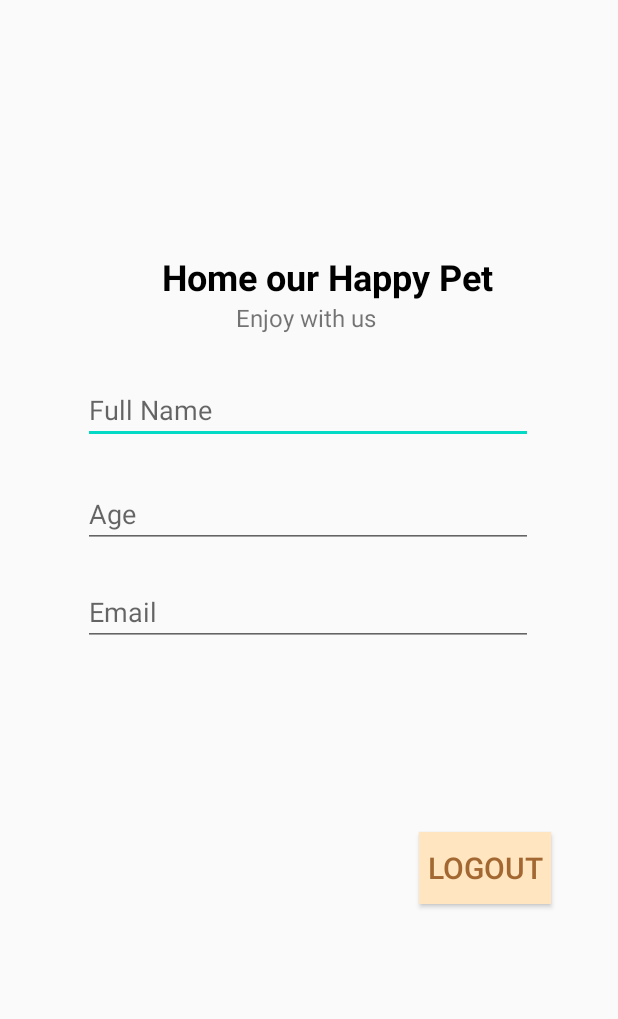
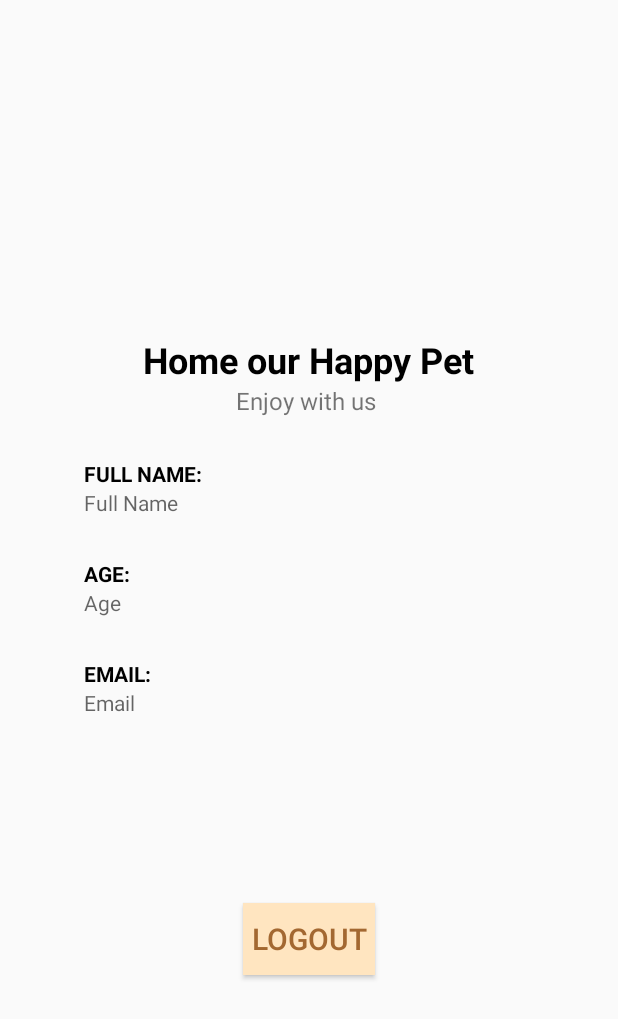
Before and after one commit to teamADJ/HappyPet, an Android app: the MainActivity screen opened directly, with no data from a screen before it, on a phone screen of 412 x 824 dp. Shown: the top 1019 px of the screen. Run offline under Robolectric (Android 15) with nearby library versions, the phone set to English and light mode, and no system bars; our stand-ins replace Firebase (no records; nobody signed in at launch, a user with empty details on screens opened directly).

Commit message:
Update 16 Feb 2021

```diff
--- a/app/src/main/AndroidManifest.xml
+++ b/app/src/main/AndroidManifest.xml
@@ -9,7 +9,7 @@
         android:roundIcon="@mipmap/ic_launcher_round"
         android:supportsRtl="true"
         android:theme="@style/AppTheme">
-        <activity android:name=".MainActivity"></activity>
+        <activity android:name=".MainActivity" />
         <activity android:name=".RegisterActivity" />
         <activity android:name=".LoginActivity">
             <intent-filter>
--- a/app/src/main/java/com/adj/happypet/MainActivity.java
+++ b/app/src/main/java/com/adj/happypet/MainActivity.java
@@ -1,24 +1,88 @@
 package com.adj.happypet;
 
+import androidx.annotation.NonNull;
 import androidx.appcompat.app.AppCompatActivity;
 
 import android.content.Intent;
 import android.os.Bundle;
 import android.view.View;
 import android.widget.Button;
+import android.widget.ListView;
+import android.widget.ProgressBar;
+import android.widget.TextView;
+import android.widget.Toast;
 
+import com.adj.happypet.Adapter.ListAdapterUser;
+import com.adj.happypet.Model.User;
 import com.google.firebase.auth.FirebaseAuth;
+import com.google.firebase.auth.FirebaseUser;
+import com.google.firebase.database.DataSnapshot;
+import com.google.firebase.database.DatabaseError;
+import com.google.firebase.database.DatabaseReference;
+import com.google.firebase.database.FirebaseDatabase;
+import com.google.firebase.database.ValueEventListener;
+
+import java.util.ArrayList;
+import java.util.List;
 
 public class MainActivity extends AppCompatActivity {
 
+
     private Button btn_logout;
+    private ProgressBar progressBar;
+
+    // Firebase
+    private FirebaseUser fUser;
+    private DatabaseReference userDBRef;
+    private String userID;
 
     @Override
     protected void onCreate(Bundle savedInstanceState) {
         super.onCreate(savedInstanceState);
         setContentView(R.layout.activity_main);
 
-        findID();
+
+        //initialize Firebase ,Database Ref, get UserID
+        fUser = FirebaseAuth.getInstance().getCurrentUser();
+        userDBRef = FirebaseDatabase.getInstance().getReference("Member");
+        userID = fUser.getUid();
+
+        btn_logout = findViewById(R.id.btn_logout);
+        progressBar = findViewById(R.id.progressBar);
+        final TextView tv_nama = findViewById(R.id.tv_fName_home);
+        final TextView tv_age = findViewById(R.id.tv_age_home);
+        final TextView tv_email = findViewById(R.id.tv_email_home);
+        final TextView banner = findViewById(R.id.happy_pet_banner);
+        progressBar.setVisibility(View.VISIBLE);
+
+        userDBRef.child(userID).addListenerForSingleValueEvent(new ValueEventListener() {
+            @Override
+            public void onDataChange(@NonNull DataSnapshot dataSnapshot) {
+
+                progressBar.setVisibility(View.GONE);
+                User userPofile = dataSnapshot.getValue(User.class);
+
+                if(userPofile != null){
+                    String fullname = userPofile.getFullName();
+                    String age = userPofile.getAge();
+                    String email = userPofile.getEmail();
+
+                    banner.setText("Welcome " + fullname + "!");
+                    tv_nama.setText(fullname);
+                    tv_age.setText(age);
+                    tv_email.setText(email);
+
+
+
+                }
+            }
+
+            @Override
+            public void onCancelled(@NonNull DatabaseError databaseError) {
+                Toast.makeText(MainActivity.this, "Something Wrong", Toast.LENGTH_SHORT).show();
+            }
+        });
+
 
         //logout dengan firebase
         btn_logout.setOnClickListener(new View.OnClickListener() {
@@ -32,7 +96,4 @@ public class MainActivity extends AppCompatActivity {
 
     }
 
-    private void findID() {
-        btn_logout = findViewById(R.id.btn_logout);
-    }
 }
--- a/app/src/main/res/layout/activity_main.xml
+++ b/app/src/main/res/layout/activity_main.xml
@@ -1,16 +1,18 @@
 <?xml version="1.0" encoding="utf-8"?>
-<androidx.constraintlayout.widget.ConstraintLayout xmlns:android="http://schemas.android.com/apk/res/android"
+<LinearLayout xmlns:android="http://schemas.android.com/apk/res/android"
     xmlns:app="http://schemas.android.com/apk/res-auto"
     xmlns:tools="http://schemas.android.com/tools"
     android:layout_width="match_parent"
     android:layout_height="match_parent"
+    android:gravity="center"
+    android:orientation="vertical"
     tools:context=".MainActivity">
 
     <TextView
         android:id="@+id/happy_pet_banner"
         android:layout_width="wrap_content"
         android:layout_height="wrap_content"
-        android:layout_marginTop="168dp"
+        android:layout_marginTop="50dp"
         android:text="Home our Happy Pet"
         android:textColor="#000000"
         android:textSize="24sp"
@@ -19,6 +21,7 @@
         app:layout_constraintHorizontal_bias="0.563"
         app:layout_constraintStart_toStartOf="parent"
         app:layout_constraintTop_toTopOf="parent" />
+
 
     <TextView
         android:id="@+id/happyPetBanner_desc"
@@ -31,44 +34,77 @@
         app:layout_constraintStart_toStartOf="parent"
         app:layout_constraintTop_toBottomOf="@+id/happy_pet_banner" />
 
-    <EditText
-        android:id="@+id/fName_home"
+    <TextView
+        android:id="@+id/fullname_home"
         android:layout_width="300dp"
         android:layout_height="wrap_content"
+        android:text="FULL NAME:"
         android:layout_marginTop="28dp"
+        app:layout_constraintEnd_toEndOf="parent"
+        app:layout_constraintHorizontal_bias="0.495"
+        app:layout_constraintStart_toStartOf="parent"
+        android:textStyle="bold"
+        android:textColor="@color/black"/>
+
+    <TextView
+        android:id="@+id/tv_fName_home"
+        android:layout_width="300dp"
+        android:layout_height="wrap_content"
         android:ems="10"
         android:hint="Full Name"
         android:inputType="textPersonName"
         app:layout_constraintEnd_toEndOf="parent"
         app:layout_constraintHorizontal_bias="0.495"
         app:layout_constraintStart_toStartOf="parent"
-        app:layout_constraintTop_toBottomOf="@+id/happyPetBanner_desc" />
+        app:layout_constraintTop_toBottomOf="@+id/fullname_home" />
 
-    <EditText
+    <TextView
         android:id="@+id/age_home"
         android:layout_width="300dp"
         android:layout_height="wrap_content"
-        android:layout_marginTop="24dp"
+        android:text="AGE:"
+        android:layout_marginTop="28dp"
+        app:layout_constraintEnd_toEndOf="parent"
+        app:layout_constraintHorizontal_bias="0.495"
+        app:layout_constraintStart_toStartOf="parent"
+        android:textStyle="bold"
+        android:textColor="@color/black"/>
+
+    <TextView
+        android:id="@+id/tv_age_home"
+        android:layout_width="300dp"
+        android:layout_height="wrap_content"
         android:ems="10"
         android:hint="Age"
         android:inputType="number"
         app:layout_constraintEnd_toEndOf="parent"
         app:layout_constraintHorizontal_bias="0.495"
         app:layout_constraintStart_toStartOf="parent"
-        app:layout_constraintTop_toBottomOf="@+id/fName_home" />
+        app:layout_constraintTop_toBottomOf="@+id/tv_age_home" />
 
-    <EditText
+    <TextView
         android:id="@+id/email_home"
         android:layout_width="300dp"
         android:layout_height="wrap_content"
-        android:layout_marginTop="20dp"
+        android:text="EMAIL:"
+        android:layout_marginTop="28dp"
+        app:layout_constraintEnd_toEndOf="parent"
+        app:layout_constraintHorizontal_bias="0.495"
+        app:layout_constraintStart_toStartOf="parent"
+        android:textStyle="bold"
+        android:textColor="@color/black"/>
+
+    <TextView
+        android:id="@+id/tv_email_home"
+        android:layout_width="300dp"
+        android:layout_height="wrap_content"
         android:ems="10"
         android:hint="Email "
         android:inputType="textPersonName"
         app:layout_constraintEnd_toEndOf="parent"
         app:layout_constraintHorizontal_bias="0.495"
         app:layout_constraintStart_toStartOf="parent"
-        app:layout_constraintTop_toBottomOf="@+id/age_home" />
+        app:layout_constraintTop_toBottomOf="@+id/email_home" />
 
     <Button
         android:id="@+id/btn_logout"
@@ -84,4 +120,16 @@
         app:layout_constraintStart_toStartOf="parent"
         app:layout_constraintTop_toBottomOf="@+id/email_home" />
 
-</androidx.constraintlayout.widget.ConstraintLayout>
+        <ProgressBar
+            android:id="@+id/progressBar"
+            style="@style/Widget.AppCompat.ProgressBar"
+            android:layout_width="wrap_content"
+            android:layout_height="wrap_content"
+            android:visibility="gone"
+            app:layout_constraintBottom_toBottomOf="parent"
+            app:layout_constraintEnd_toEndOf="parent"
+            app:layout_constraintStart_toStartOf="parent"
+            app:layout_constraintTop_toTopOf="parent" />
+
+
+</LinearLayout>
--- a/app/src/main/res/values/colors.xml
+++ b/app/src/main/res/values/colors.xml
@@ -3,4 +3,5 @@
     <color name="colorPrimary">#6200EE</color>
     <color name="colorPrimaryDark">#3700B3</color>
     <color name="colorAccent">#03DAC5</color>
+    <color name="black">#000000</color>
 </resources>
```
Also changed, not shown: app/src/main/java/com/adj/happypet/Model/User.java (renamed from app/src/main/java/com/adj/happypet/User.java, +20 -12 lines), app/src/main/java/com/adj/happypet/RegisterActivity.java (+40 -11 lines).
